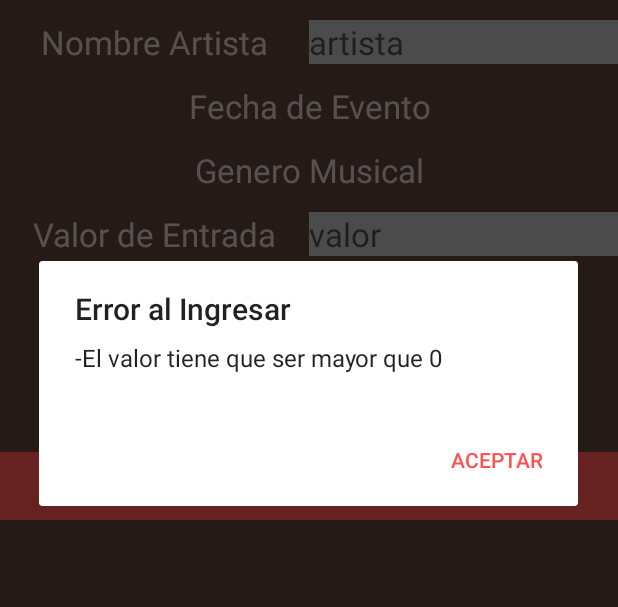
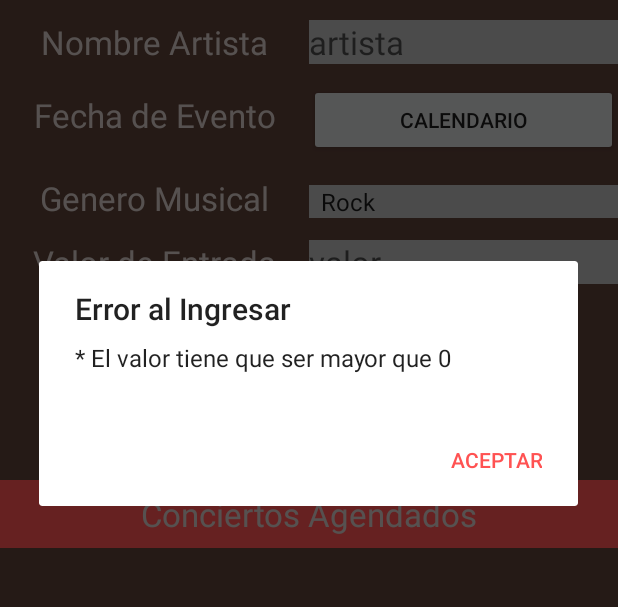
Before and after one commit to francoders/concertAttendance, an Android app: the screen it shows after launch (MainActivity), after a tap on "AGREGAR CONCIERTO", on a phone screen of 412 x 824 dp, the part 234-841 px from its top. Run offline under Robolectric (Android 15) with nearby library versions, the phone set to English and light mode, and no system bars.

Commit message:
Actualizacion
Ingreso de Artista
Ingreso de valor Calendario String
Ingreso de valor Concierto
Agrega en ListWiew

```diff
--- a/Fuentes/MisConciertos/app/src/main/java/cl/inacap/misconciertos/MainActivity.java
+++ b/Fuentes/MisConciertos/app/src/main/java/cl/inacap/misconciertos/MainActivity.java
@@ -4,27 +4,34 @@ import androidx.appcompat.app.AlertDialog;
 import androidx.appcompat.app.AppCompatActivity;
 import androidx.appcompat.widget.AlertDialogLayout;
 
+import android.app.DatePickerDialog;
 import android.os.Bundle;
 import android.view.View;
 import android.widget.Adapter;
+import android.widget.AdapterView;
 import android.widget.ArrayAdapter;
 import android.widget.Button;
+import android.widget.DatePicker;
 import android.widget.EditText;
 import android.widget.ListView;
-import android.widget.Toast;
+import android.widget.Spinner;
 
 import java.util.ArrayList;
+import java.util.Calendar;
 import java.util.List;
 
 import cl.inacap.misconciertos.dto.Concierto;
 
 
-public class MainActivity extends AppCompatActivity {
+public class MainActivity extends AppCompatActivity implements View.OnClickListener {
 
     private EditText artistaTxt;
     private EditText entradaTxt;
     private Button agregarBtn;
+    private Spinner spinnerSp;
+    private Button fechaBtn;
     private ListView conciertosLv;
+    private int dia,mes,ano;
     private List<Concierto> conciertos = new ArrayList<>();
     private ArrayAdapter<Concierto> adapter;
 
@@ -37,8 +44,14 @@ public class MainActivity extends AppCompatActivity {
         this.entradaTxt = findViewById(R.id.entradaTxt);
         this.conciertosLv = findViewById(R.id.conciertosLv);
         this.agregarBtn = findViewById(R.id.agregarBtn);
+        this.spinnerSp = findViewById(R.id.spinnerSp);
+        this.fechaBtn = findViewById(R.id.fechaBtn); //(Button)
+        fechaBtn.setOnClickListener(this);
         this.adapter = new ArrayAdapter<>(this, android.R.layout.simple_list_item_1, conciertos);
         this.conciertosLv.setAdapter(adapter);
+
+
+
         this.agregarBtn.setOnClickListener(new View.OnClickListener() {
             @Override
             public void onClick(View v) {
@@ -46,7 +59,10 @@ public class MainActivity extends AppCompatActivity {
                 List<String> errores = new ArrayList<>();
                 String artistaStr = artistaTxt.getText().toString().trim();
                 String entradaStr = entradaTxt.getText().toString().trim();
-                int entrada =0;
+                String fechaStr = fechaBtn.getText().toString().trim();
+                int entrada = 0;
+
+
 
                 try {
                     entrada = Integer.parseInt(entradaStr);
@@ -57,11 +73,13 @@ public class MainActivity extends AppCompatActivity {
                     errores.add("El valor tiene que ser mayor que 0");
                 }
 
+
                 //Concierto
                 if (errores.isEmpty()){
                     Concierto c = new Concierto();
                     c.setArtista(artistaStr);
                     c.setValorEntrada(entrada);
+                    c.setFechaEvento(fechaStr);
                     conciertos.add(c);
                     adapter.notifyDataSetChanged();
                 }else {
@@ -73,15 +91,33 @@ public class MainActivity extends AppCompatActivity {
             }
         });
     }
-
     private void mostrarErrores(List<String> errores) {
         String mensaje = "";
         for (String e: errores){
-            mensaje+= "-" + e + "\n";
+            mensaje+= "* " + e + "\n";
         }
         AlertDialog.Builder AlertBuilder = new AlertDialog.Builder(MainActivity.this);
         AlertBuilder.setTitle("Error al Ingresar").setMessage(mensaje)
                 .setPositiveButton("Aceptar", null).create().show();
 
     }
+
+    @Override
+    public void onClick(View v) {
+        if (v == fechaBtn){
+            final Calendar cal = Calendar.getInstance();
+            dia = cal.get(Calendar.DAY_OF_MONTH);
+            mes = cal.get(Calendar.MONTH);
+            ano = cal.get(Calendar.YEAR);
+
+            DatePickerDialog datePickerDialog = new DatePickerDialog(this, new DatePickerDialog.OnDateSetListener() {
+                @Override
+                public void onDateSet(DatePicker view, int year, int month, int dayOfMonth) {
+                    fechaBtn.setText(dayOfMonth + "/" + (month+1) + "/" + year);
+                }
+            }
+            ,dia,mes,ano);
+            datePickerDialog.show();
+        }
+    }
 }
--- a/Fuentes/MisConciertos/app/src/main/res/layout/activity_main.xml
+++ b/Fuentes/MisConciertos/app/src/main/res/layout/activity_main.xml
@@ -46,12 +46,20 @@
         android:layout_height="wrap_content">
         <TextView
             android:text="@string/fecha_de_evento"
+            android:layout_weight="1"
             android:textColor="@color/primary_light"
             android:textSize="@dimen/tamanioLetra"
             android:gravity="center"
             android:layout_width="match_parent"
             android:layout_height="wrap_content">
         </TextView>
+        <Button
+            android:layout_weight="1"
+            android:id="@+id/fechaBtn"
+            android:text="Calendario"
+            android:layout_width="match_parent"
+            android:layout_height="wrap_content">
+        </Button>
 
     </LinearLayout>
 
@@ -69,6 +77,14 @@
             android:layout_width="match_parent"
             android:layout_height="wrap_content">
         </TextView>
+        <Spinner
+            android:layout_weight="1"
+            android:id="@+id/spinnerSp"
+            android:entries="@array/generos"
+            android:background="@color/divider"
+            android:layout_width="match_parent"
+            android:layout_height="wrap_content">
+        </Spinner>
     </LinearLayout>
 
     <LinearLayout
@@ -112,6 +128,7 @@
         <TextView
             android:text="Calificacion"
             android:textSize="@dimen/tamanioLetra"
+            android:layout_weight="1"
             android:textColor="@color/primary_light"
             android:gravity="center"
             android:layout_width="match_parent"
--- a/Fuentes/MisConciertos/app/src/main/res/values/strings.xml
+++ b/Fuentes/MisConciertos/app/src/main/res/values/strings.xml
@@ -6,4 +6,13 @@
     <string name="valor_de_entrada">Valor de Entrada</string>
     <string name="agr_concierto">Agregar Concierto</string>
 
+    <string-array name="generos">
+        <item>Rock</item>
+        <item>Jazz</item>
+        <item>Pop</item>
+        <item>Reguetoon</item>
+        <item>Salsa</item>
+        <item>Metal</item>
+    </string-array>
+
 </resources>
```
Also changed, not shown: Fuentes/MisConciertos/app/src/main/java/cl/inacap/misconciertos/dto/Concierto.java (+4 -4 lines).
